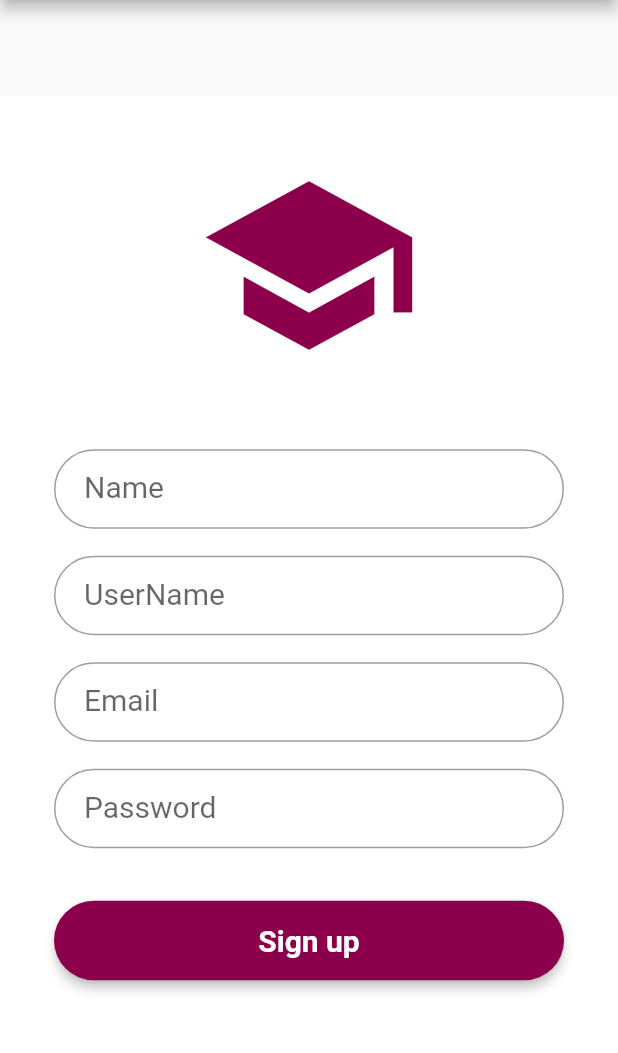
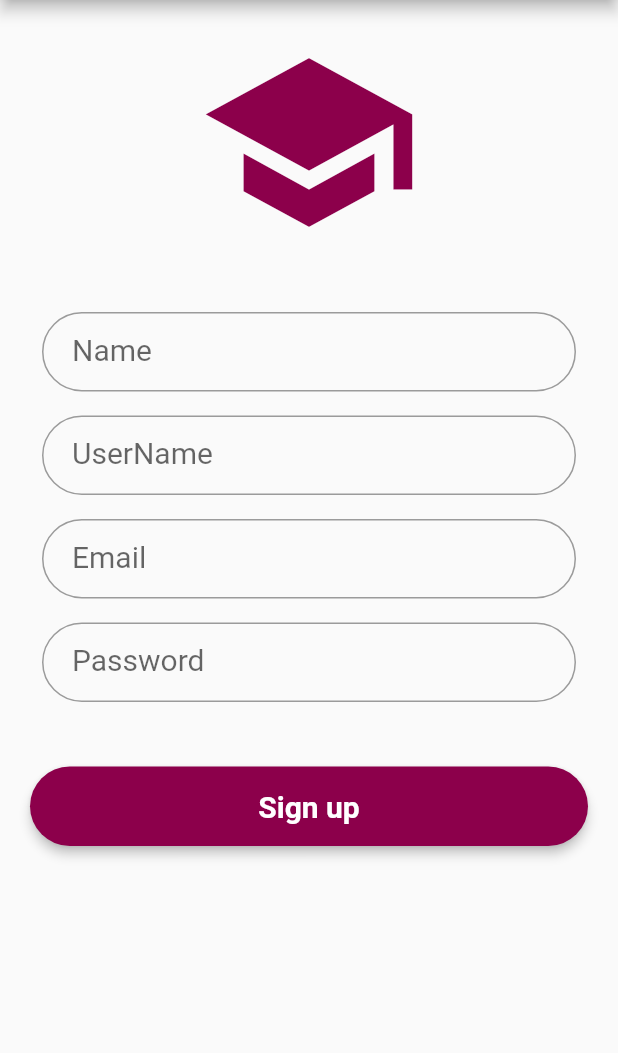
Before and after one commit to AlisonRada/auth-with-state, a Flutter app: the Signup screen opened directly, after a tap on "Sign up", on a phone screen of 412 x 824 dp, the part 84-1137 px from its top. Run offline on Flutter 3.47's test engine with Material 2 defaults, Android fonts, the phone set to English and light mode, and no system bars; our stand-ins replace shared_preferences; accounts and stored records are empty; Roboto replaces fonts that are missing (Montserrat).

Commit message:
Responsive

```diff
--- a/lib/Page/login.dart
+++ b/lib/Page/login.dart
@@ -18,23 +18,13 @@ class Login extends StatelessWidget {
   String mensaje = '';
   bool _obscureText = true;
 
-  GlobalKey<FormState> _key = GlobalKey();
+  final _key = GlobalKey<FormState>();
 
-  @override
-  Widget build(BuildContext context) {
-    var state = Provider.of<LoginState>(context);
+  Widget prueba(BuildContext context) {
 
-    return Scaffold(
-      body: state.isLoggedIn() ? Home(mensaje: mensaje) : loginForm(context),
-//      body: loginForm(),
-    );
-  }
-
-  Widget loginForm(BuildContext context) {
-
-    final emailField = TextFormField(
+    var emailFormField = TextFormField(
       validator: (text) {
-        if (text.length == 0) {
+        if (text.isEmpty) {
           return "Este campo correo es requerido";
         } else if (!emailRegExp.hasMatch(text)) {
           return "El formato para correo no es correcto";
@@ -55,7 +45,7 @@ class Login extends StatelessWidget {
       onSaved: (text) => _email = text,
     );
 
-    final passwordFormField = TextFormField(
+    var passwordFormField = TextFormField(
       style: style,
       decoration: InputDecoration(
           labelText: 'Password',
@@ -64,7 +54,7 @@ class Login extends StatelessWidget {
           border:
           OutlineInputBorder(borderRadius: BorderRadius.circular(32.0))),
       validator: (text) {
-        if (text.length == 0) {
+        if (text.isEmpty) {
           return "Este campo contraseña es requerido";
         } else if (text.length < 8) {
           return "Su contraseña debe ser al menos de 8 caracteres";
@@ -77,7 +67,175 @@ class Login extends StatelessWidget {
       obscureText: _obscureText,
     );
 
-    final loginButon = Material(
+    var loginButon = Material(
+      elevation: 3.0,
+      borderRadius: BorderRadius.circular(30.0),
+      color: Color.fromRGBO(140, 0, 75, 1),
+      child: MaterialButton(
+        minWidth: MediaQuery.of(context).size.width,
+        padding: EdgeInsets.fromLTRB(20.0, 15.0, 20.0, 15.0),
+        onPressed: () async  {
+          if (_key.currentState.validate()) {
+            _key.currentState.save();
+            var prov = Provider.of<LoginState>(context, listen: false);
+            var estado = await prov.login(_email, _password);
+            if (estado) {
+              mensaje = "Hola, "+prov.getUserName();
+              Navigator.push(
+                context,
+                MaterialPageRoute(
+                  builder: (context) => Home(mensaje: mensaje),
+                ),
+              );
+            } else {
+              prov.showAlert(context);
+            }
+            //Una forma correcta de llamar a otra pantalla
+          }
+        },
+        child: Text("Login",
+            textAlign: TextAlign.center,
+            style: style.copyWith(
+                color: Colors.white, fontWeight: FontWeight.bold)),
+      ),
+    );
+
+    var forgotLabel = FlatButton(
+      child: Text(
+        'Forgot password?',
+        style: TextStyle(color: Colors.black54),
+      ),
+      onPressed: () {},
+    );
+
+    var signup = FlatButton(
+        child: Text(
+          'Signup',
+          style: TextStyle(color: Colors.black54),
+        ),
+        onPressed:  () {
+          Navigator.push(
+            context,
+            MaterialPageRoute(
+              builder: (context) => Signup(),
+            ),
+          );
+        }
+    );
+
+    return Material(
+      child: Scaffold(
+        appBar: AppBar(
+          title: const Text('Camp Half-blood'),
+          backgroundColor: Color.fromRGBO(140, 0, 75, 1),
+        ),
+        body: SafeArea(
+          child: OrientationBuilder(
+            builder: (BuildContext context, Orientation orientation) {
+              return Container(
+                height: MediaQuery.of(context).size.height,
+                child: Padding(
+                  padding: const EdgeInsets.all(20.0),
+                  child: ListView(
+                    children: <Widget>[
+                      Icon(Icons.school,
+                        size: orientation == Orientation.portrait ? 150.0 : 80.0,
+                        color: Color.fromRGBO(140, 0, 75, 1),
+                      ),
+                      SizedBox(
+                        height: 30.0,
+                      ),
+                      Form(child: Column(
+                        children: <Widget>[
+                          Padding(
+                            padding: const EdgeInsets.all(8.0),
+                            child: emailFormField,
+                          ),
+                          Padding(
+                            padding: const EdgeInsets.all(8.0),
+                            child: passwordFormField,
+                          ),
+                          SizedBox(
+                            height: 50.0,
+                          ),
+                          loginButon,
+                        ],
+                      )
+                      ),
+                      signup,
+                      SizedBox(
+                        height: 50.0,
+                      ),
+                      Center(child: forgotLabel)
+                    ],
+                  ),
+                ),
+              );
+            },
+          ),
+        ),
+      ),
+    );
+  }
+
+  @override
+  Widget build(BuildContext context) {
+    var state = Provider.of<LoginState>(context);
+
+    return Scaffold(
+      body: state.isLoggedIn() ? Home(mensaje: mensaje) : prueba(context),
+//      body: loginForm(),
+    );
+  }
+
+  Widget loginForm(BuildContext context) {
+
+    var emailField = TextFormField(
+      validator: (text) {
+        if (text.isEmpty) {
+          return "Este campo correo es requerido";
+        } else if (!emailRegExp.hasMatch(text)) {
+          return "El formato para correo no es correcto";
+        }
+        return null;
+      },
+      keyboardType: TextInputType.emailAddress,
+      maxLength: 50,
+      obscureText: false,
+      style: style,
+      decoration: InputDecoration(
+          counterText: '',
+          labelText: 'Email',
+          contentPadding: EdgeInsets.fromLTRB(20.0, 15.0, 20.0, 15.0),
+          //hintText: "Email",
+          border:
+          OutlineInputBorder(borderRadius: BorderRadius.circular(32.0))),
+      onSaved: (text) => _email = text,
+    );
+
+    var passwordFormField = TextFormField(
+      style: style,
+      decoration: InputDecoration(
+          labelText: 'Password',
+          contentPadding: EdgeInsets.fromLTRB(20.0, 15.0, 20.0, 15.0),
+          //hintText: "Password",
+          border:
+          OutlineInputBorder(borderRadius: BorderRadius.circular(32.0))),
+      validator: (text) {
+        if (text.isEmpty) {
+          return "Este campo contraseña es requerido";
+        } else if (text.length < 8) {
+          return "Su contraseña debe ser al menos de 8 caracteres";
+        } else if (!contRegExp.hasMatch(text)) {
+          return "El formato para contraseña no es correcto";
+        }
+        return null;
+      },
+      onSaved: (val) => _password = val,
+      obscureText: _obscureText,
+    );
+
+    var loginButon = Material(
       elevation: 3.0,
       borderRadius: BorderRadius.circular(30.0),
       color: Color.fromRGBO(140, 0, 75, 1),
@@ -110,7 +268,7 @@ class Login extends StatelessWidget {
       ),
     );
 
-    final forgotLabel = FlatButton(
+    var forgotLabel = FlatButton(
       child: Text(
         'Forgot password?',
         style: TextStyle(color: Colors.black54),
@@ -118,7 +276,7 @@ class Login extends StatelessWidget {
       onPressed: () {},
     );
 
-    final signup = FlatButton(
+    var signup = FlatButton(
       child: Text(
         'Signup',
         style: TextStyle(color: Colors.black54),
@@ -141,6 +299,7 @@ class Login extends StatelessWidget {
       ),
       body: Center(
         child: Container(
+          height: MediaQuery.of(context).size.height,
           color: Colors.white,
           child: Padding(
             padding: const EdgeInsets.all(36.0),
--- a/lib/Page/screensplash.dart
+++ b/lib/Page/screensplash.dart
@@ -16,6 +16,7 @@ class SplashScreenState extends State<SplashScreen> {
   @override
   Widget build(BuildContext context) {
     return Container(
+      color: Colors.white,
       child: Center(
           child: Icon(Icons.school,
             size: 200.0,
--- a/lib/Page/signup.dart
+++ b/lib/Page/signup.dart
@@ -32,7 +32,7 @@ class Signup extends StatelessWidget {
       validator: (text) {
         if (text.length == 0) {
           return "Este campo correo es requerido";
-        } else if (text.length<=3) {
+        } else if (text.length<3) {
           return "El formato para nombre no es correcto";
         }
         return null;
@@ -47,6 +47,7 @@ class Signup extends StatelessWidget {
           OutlineInputBorder(borderRadius: BorderRadius.circular(32.0))),
       onSaved: (text) => _name = text,
     );
+
     final usernameField = TextFormField(
       validator: (text) {
         if (text.length == 0) {
@@ -90,12 +91,12 @@ class Signup extends StatelessWidget {
       onSaved: (text) => _email = text,
     );
 
-    final passwordFormField = TextFormField(
+    var passwordFormField = TextFormField(
       style: style,
       decoration: InputDecoration(
           labelText: 'Password',
           contentPadding: EdgeInsets.fromLTRB(20.0, 15.0, 20.0, 15.0),
-          //hintText: "Password",
+          hintText: "Password",
           border:
           OutlineInputBorder(borderRadius: BorderRadius.circular(32.0))),
       validator: (text) {
@@ -112,7 +113,7 @@ class Signup extends StatelessWidget {
       onSaved: (text) => _password= text,
     );
 
-    final signUpButon = Material(
+    final signUpButton = Material(
       elevation: 3.0,
       borderRadius: BorderRadius.circular(30.0),
       color: Color.fromRGBO(140, 0, 75, 1),
@@ -147,53 +148,58 @@ class Signup extends StatelessWidget {
       ),
     );
 
-    return Scaffold(
+    return Material(
+      child: Scaffold(
         appBar: AppBar(
           title: const Text('Camp Half-blood'),
           backgroundColor: Color.fromRGBO(140, 0, 75, 1),
         ),
-      body: Center(
-        child: Container(
-          color: Colors.white,
+        body: SafeArea(
+          child: OrientationBuilder(
+            builder: (BuildContext context, Orientation orientation) {
+              return Container(
+                height: MediaQuery.of(context).size.height,
                 child: Padding(
-              padding: const EdgeInsets.all(36.0),
-              child: SingleChildScrollView(
-                child: Column(
-                  crossAxisAlignment: CrossAxisAlignment.center,
-                  mainAxisAlignment: MainAxisAlignment.center,
+                  padding: const EdgeInsets.all(20.0),
+                  child: ListView(
                     children: <Widget>[
+                      Icon(Icons.school,
+                        size: orientation == Orientation.portrait ? 150.0 : 80.0,
+                        color: Color.fromRGBO(140, 0, 75, 1),
+                      ),
                       SizedBox(
-                        height: 155.0,
-                        child: Icon(Icons.school,
-                          size: 150.0,
-                          color: Color.fromRGBO(140, 0, 75, 1),
-                        )
+                        height: 30.0,
                       ),
-                    SizedBox(height: 45.0),
-                    Form(
-                      key: _key,
-                      child: Column(
+                      Form(child: Column(
                         children: <Widget>[
-                          nameField,
-                          SizedBox(height: 18.0),
-                          usernameField,
-                          SizedBox(height: 18.0),
-                          emailField,
-                          SizedBox(height: 18.0),
-                          passwordFormField,
-                        ],
+                          Padding(
+                            padding: const EdgeInsets.all(8.0),
+                            child: nameField,
                           ),
+                          Padding(
+                            padding: const EdgeInsets.all(8.0),
+                            child: usernameField,
+                          ),
+                          Padding(
+                            padding: const EdgeInsets.all(8.0),
+                            child: emailField,
+                          ),
+                          Padding(
+                            padding: const EdgeInsets.all(8.0),
+                            child: passwordFormField,
                           ),
                           SizedBox(
                             height: 35.0,
                           ),
-                    signUpButon,
-                    SizedBox(
-                      height: 15.0,
+                          signUpButton
+                        ],
+                      )
                       ),
                     ],
                   ),
-              )
+                ),
+              );
+            },
           ),
         ),
       ),
```
Also changed, not shown: lib/Page/home.dart (+6 -4 lines). Lines whose indentation alone changed are shown as unchanged.
